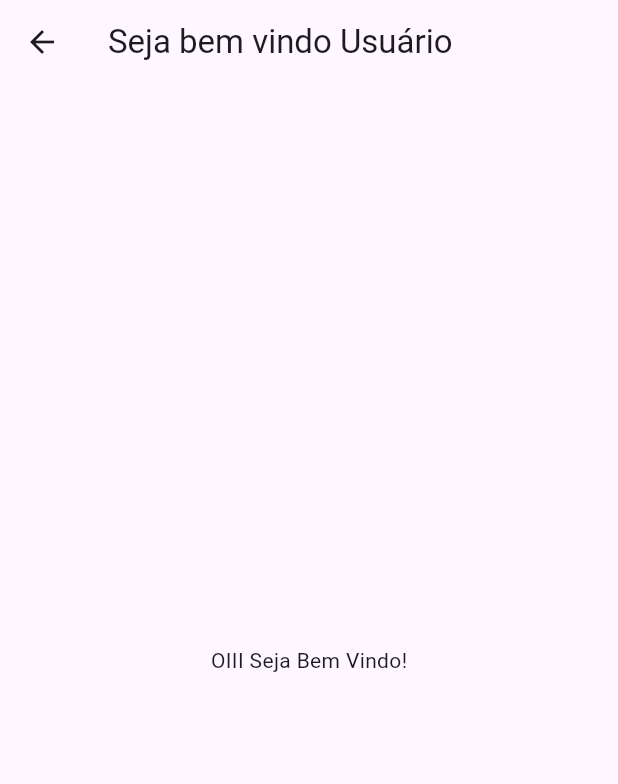
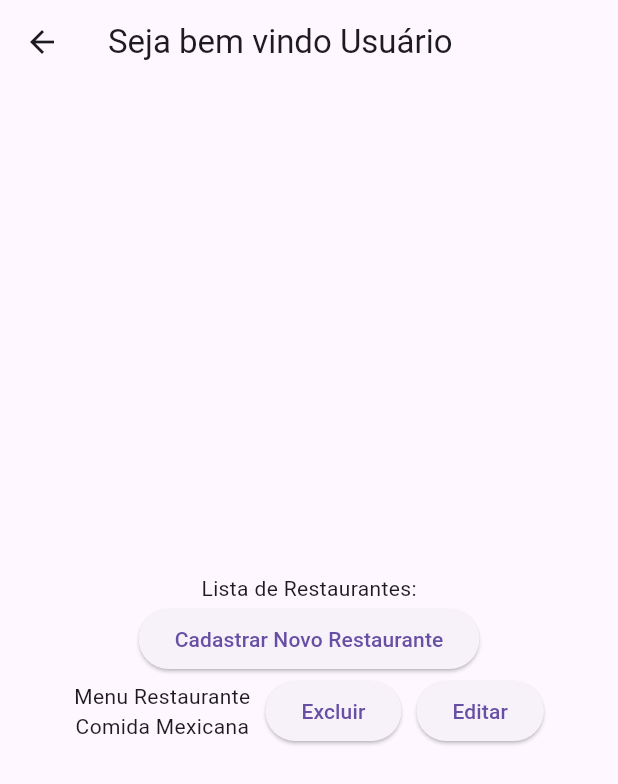
Before and after one commit to Soledade56/voupedirmanha, a Flutter app: the TelaHome screen opened directly, on a phone screen of 412 x 824 dp. Shown: the top 784 px of the screen. Run offline on Flutter 3.47's test engine with Material 3 defaults, Android fonts, the phone set to English and light mode, and no system bars; our stand-ins replace sqflite; accounts and stored records are empty.

Commit message:
Criando Tela de Cadastro de Restaurante

```diff
--- a/lib/tela_home.dart
+++ b/lib/tela_home.dart
@@ -1,14 +1,39 @@
 import 'package:flutter/material.dart';
+import 'package:soledade/tela_cad_restaurante.dart';
 
-class TelaHome extends StatelessWidget{
+class TelaHome extends StatelessWidget {
   TelaHome({super.key});
 
   @override
   Widget build(BuildContext context) {
     return Scaffold(
       appBar: AppBar(title: const Text("Seja bem vindo Usuário")),
-      body: const Center(
-        child: Text("OIII Seja Bem Vindo!"),
+      body: Padding(padding: const EdgeInsets.all(10),
+          child: Column(
+            mainAxisAlignment: MainAxisAlignment.center,
+            children: [
+              Text("Lista de Restaurantes:"),
+              ElevatedButton(onPressed: () {
+                Navigator.push(context, MaterialPageRoute(builder: (context) => TelaCadRestaurante()));
+
+              }, child: Text("Cadastrar Novo Restaurante")),
+              Row(
+                mainAxisAlignment: MainAxisAlignment.center,
+                children: [
+                  Column(
+                    children: [
+                      Text("Menu Restaurante"),
+                      Text("Comida Mexicana")
+                    ],
+                  ),
+                  SizedBox(width: 10),
+                  ElevatedButton(onPressed: () {}, child: Text("Excluir")),
+                  SizedBox(width: 10),
+                  ElevatedButton(onPressed: () {}, child: Text("Editar"))
+                ],
+              )
+            ],
+          ),
       ),
     );
   }
--- a/lib/tela_login.dart
+++ b/lib/tela_login.dart
@@ -61,5 +61,4 @@ final TextEditingController usuarioController= TextEditingController();
         )
     );
   }
-
 }
```
Also changed, not shown: lib/tela_cad_restaurante.dart (added, +49 -0 lines).
